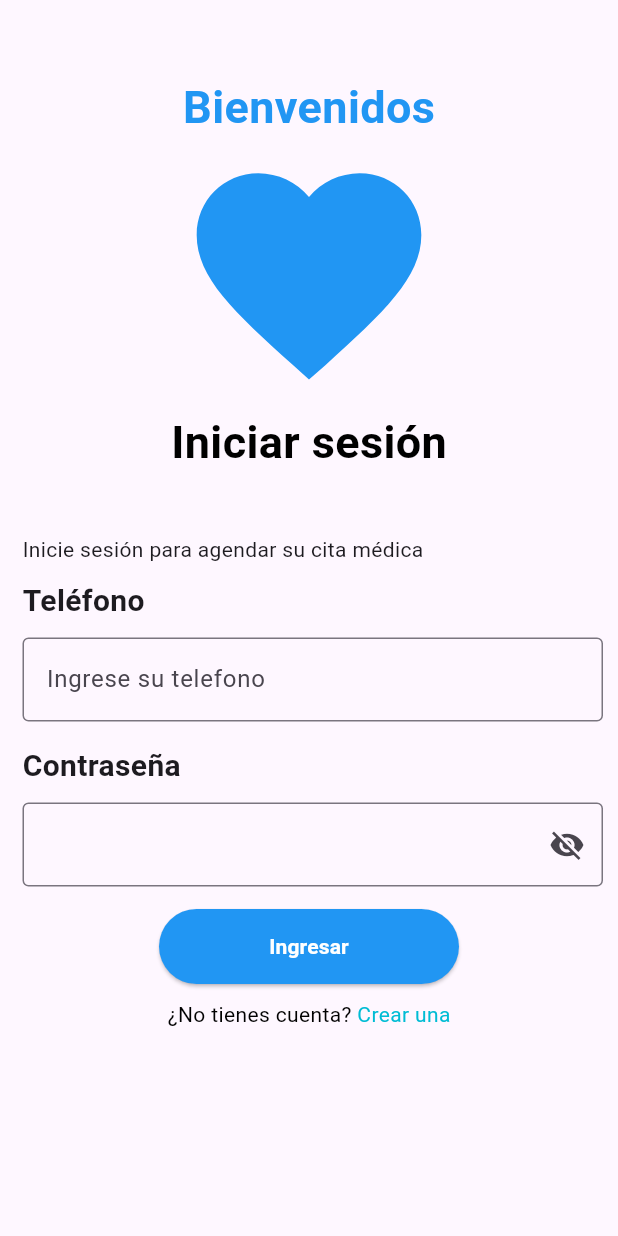
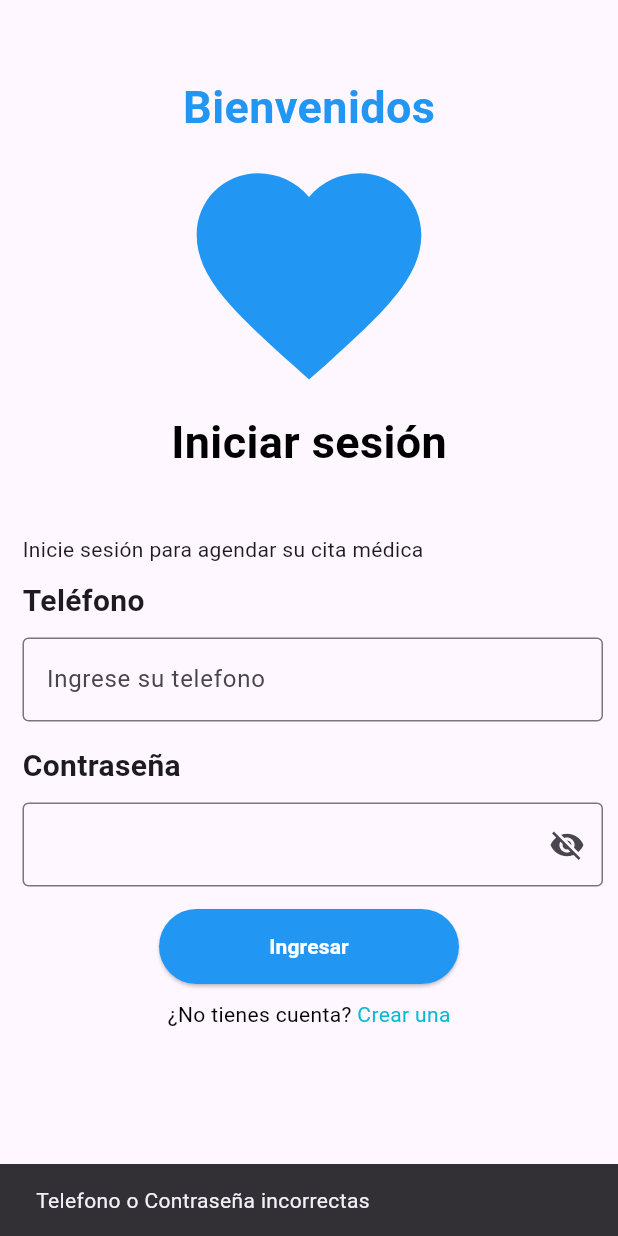
Before and after one commit to DiegoMarqm/proyecto_consultorio, a Flutter app: the login screen opened directly, after a tap on "Ingresar", on a phone screen of 412 x 824 dp. Run offline on Flutter 3.47's test engine with Material 3 defaults, Android fonts, the phone set to English and light mode, and no system bars; missing offline and left inert: mongo_dart.

Commit message:
Validación de login

```diff
--- a/lib/main.dart
+++ b/lib/main.dart
@@ -5,8 +5,13 @@
 import 'package:proyecto_consultorio/pages/doctores.dart';
 import 'package:proyecto_consultorio/pages/citaAgendada.dart';
 
+//imports de la base
+import 'package:proyecto_consultorio/db/usuarios.dart';
 
-void main() {
+
+void main() async{
+  WidgetsFlutterBinding.ensureInitialized();
+  await MongoDB.conecct();
   runApp(const MyApp());
 }
 
--- a/lib/pages/login.dart
+++ b/lib/pages/login.dart
@@ -2,65 +2,93 @@ import 'package:flutter/cupertino.dart';
 import 'package:flutter/material.dart';
 import 'package:flutter/widgets.dart';
 import 'package:proyecto_consultorio/pages/crearCuenta.dart';
+import 'package:proyecto_consultorio/db/usuarios.dart';
 
-class login extends StatefulWidget{
+import 'dart:async';
+
+import 'package:proyecto_consultorio/pages/doctores.dart';
+
+class login extends StatefulWidget {
   @override
   State<login> createState() => _loginState();
 }
 
 class _loginState extends State<login> {
   bool _ocultarContra = true;
+  String _telefonoRe = "";
+  String _contrasenaRe = "";
+
+  List<Map<String, dynamic>> usuarios = [];
+
+  Future<void> obtenerUsuarios() async {
+    final usuarios = await MongoDB.getUsuarios();
+    setState(() {
+      this.usuarios = usuarios;
+    });
+  }
 
   @override
-Widget build(BuildContext context){
-    return  Scaffold(
-
-      body:  Column(
+  void initState() {
+    super.initState();
+    obtenerUsuarios();
+  }
+  @override
+  Widget build(BuildContext context) {
+    return Scaffold(
+      body: Column(
         mainAxisAlignment: MainAxisAlignment.start,
         children: [
           //Center(
           //child: Column(
           //mainAxisAlignment: MainAxisAlignment.start,
           //children: [
-              SizedBox(height: 50),
-                Text("Bienvenidos",
-                  style:TextStyle(
+          const SizedBox(height: 50),
+          const Text(
+            "Bienvenidos",
+            style: TextStyle(
               color: Colors.blue,
               fontSize: 30,
-                    fontWeight:  FontWeight.bold,
+              fontWeight: FontWeight.bold,
             ),
           ),
           //Image.asset('assets/logo.jpg',width:100,),
-              Icon(Icons.favorite,
+          const Icon(
+            Icons.favorite,
             size: 180,
             color: Colors.blue,
           ),
-              Text("Iniciar sesión",
-                style:TextStyle(
+          const Text(
+            "Iniciar sesión",
+            style: TextStyle(
               color: Colors.black,
               fontSize: 30,
-                fontWeight:  FontWeight.bold,
+              fontWeight: FontWeight.bold,
             ),
           ),
-              SizedBox(height: 40),
-              Row(
+          const SizedBox(height: 40),
+          const Row(
             children: [
               Padding(
-                    padding: const EdgeInsets.only(left: 15, right: 10),
-                    child: Text("Inicie sesión para agendar su cita médica",
-                      style: TextStyle(
-                      ),
+                padding: EdgeInsets.only(left: 15, right: 10),
+                child: Text(
+                  "Inicie sesión para agendar su cita médica",
+                  style: TextStyle(),
                 ),
               ),
             ],
           ),
-          Align(
+          const Align(
             alignment: Alignment.topLeft,
             child: Padding(
-              padding: EdgeInsets.only(left: 15, top: 10, right: 10, bottom: 5),
-              child: Text("Teléfono",
-              style: TextStyle(fontWeight: FontWeight.bold,fontSize: 20,),)
+                padding:
+                    EdgeInsets.only(left: 15, top: 10, right: 10, bottom: 5),
+                child: Text(
+                  "Teléfono",
+                  style: TextStyle(
+                    fontWeight: FontWeight.bold,
+                    fontSize: 20,
                   ),
+                )),
           ),
            Padding(
             padding: EdgeInsets.only(left: 15, top: 5, right: 10, bottom: 5),
@@ -70,39 +98,58 @@ Widget build(BuildContext context){
                 labelText: "Ingrese su telefono",
                 border: OutlineInputBorder(),
               ),
-                ),
-          ),
-          Align(
-            alignment: Alignment.topLeft,
-            child: Padding(
-                padding: EdgeInsets.only(left: 15, top: 10, right: 10, bottom: 5),
-                child: Text("Contraseña",
-                  style: TextStyle(fontWeight: FontWeight.bold,fontSize: 20,),)
-            ),
-          ),
-          Padding(
-            padding: EdgeInsets.only(left: 15, top: 5, right: 10, bottom: 5),
-            child: TextField(
-              decoration: InputDecoration(
-                border: OutlineInputBorder(),
-                suffixIcon: IconButton(
-                    icon: Icon(_ocultarContra ? Icons.visibility_off : Icons.visibility),
-                    onPressed: (){
-                      setState((){
-                            _ocultarContra = !_ocultarContra;
-                          }
-                      );
+              onChanged: (value) {
+                setState(() {
+                  _telefonoRe = value;
+                });
               },
             ),
           ),
+          const Align(
+            alignment: Alignment.topLeft,
+            child: Padding(
+                padding:
+                    EdgeInsets.only(left: 15, top: 10, right: 10, bottom: 5),
+                child: Text(
+                  "Contraseña",
+                  style: TextStyle(
+                    fontWeight: FontWeight.bold,
+                    fontSize: 20,
+                  ),
+                )),
+          ),
+          Padding(
+            padding: const EdgeInsets.only(left: 15, top: 5, right: 10, bottom: 5),
+            child: TextField(
+              decoration: InputDecoration(
+                border: const OutlineInputBorder(),
+                suffixIcon: IconButton(
+                  icon: Icon(
+                      _ocultarContra ? Icons.visibility_off : Icons.visibility),
+                  onPressed: () {
+                    setState(() {
+                      _ocultarContra = !_ocultarContra;
+                    });
+                  },
+                ),
+              ),
+              onChanged: (value) {
+                setState(() {
+                  _contrasenaRe = value;
+                });
+              },
               obscureText: _ocultarContra,
               obscuringCharacter: "*",
             ),
           ),
           Padding(
             padding: const EdgeInsets.only(top: 10),
-            child: ElevatedButton(onPressed: () {  },
-              child: Text("Ingresar",
+            child: ElevatedButton(
+              onPressed: () {
+                _validateCredentials();
+              },
+              child: Text(
+                "Ingresar",
                 style: TextStyle(fontWeight: FontWeight.bold),
               ),
               style: ElevatedButton.styleFrom(
@@ -118,14 +165,19 @@ Widget build(BuildContext context){
               child: Row(
                 mainAxisAlignment: MainAxisAlignment.center,
                 children: [
-                      Text("¿No tienes cuenta? ",
-                      style: TextStyle(color: Colors.black),),
-                      Text("Crear una",
-                        style: TextStyle(color: Colors.cyan),),
+                  Text(
+                    "¿No tienes cuenta? ",
+                    style: TextStyle(color: Colors.black),
+                  ),
+                  Text(
+                    "Crear una",
+                    style: TextStyle(color: Colors.cyan),
+                  ),
                 ],
               ),
               onTap: () {
-                    Navigator.push(context, MaterialPageRoute(builder: (context) => sign()));
+                Navigator.push(
+                    context, MaterialPageRoute(builder: (context) => sign()));
               },
               splashColor: Colors.transparent,
             ),
@@ -137,4 +189,21 @@ Widget build(BuildContext context){
       ),
     );
   }
+  void _validateCredentials() {
+    for (final usuario in usuarios) {
+      if (usuario['telefono'] == _telefonoRe && usuario['pass'] == _contrasenaRe) {
+        // If the credentials are valid, navigate to the desired screen
+        Navigator.push(
+          context,
+          MaterialPageRoute(builder: (context) => doctores()),
+        );
+        return;
       }
+    }
+
+    // If the credentials are not valid, show an error message
+    ScaffoldMessenger.of(context).showSnackBar(
+      SnackBar(content: Text('Telefono o Contraseña incorrectas')),
+    );
+  }
+}
```
Lines whose indentation alone changed are shown as unchanged.
